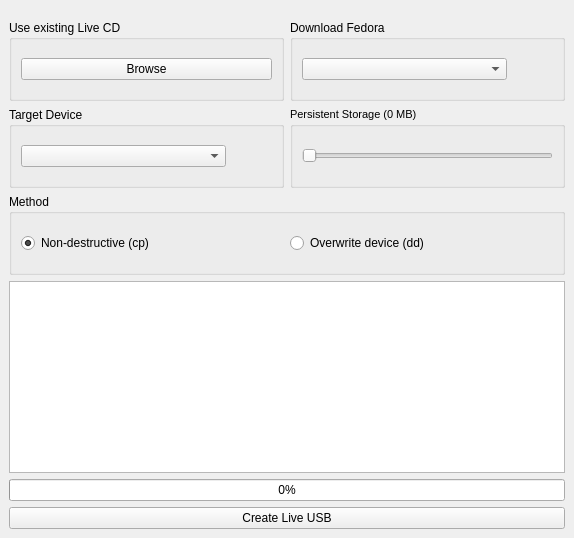
This is data/liveusb-creator.ui in lmacken/liveusb-creator as Qt 5 draws it before an edit. The edited form follows.
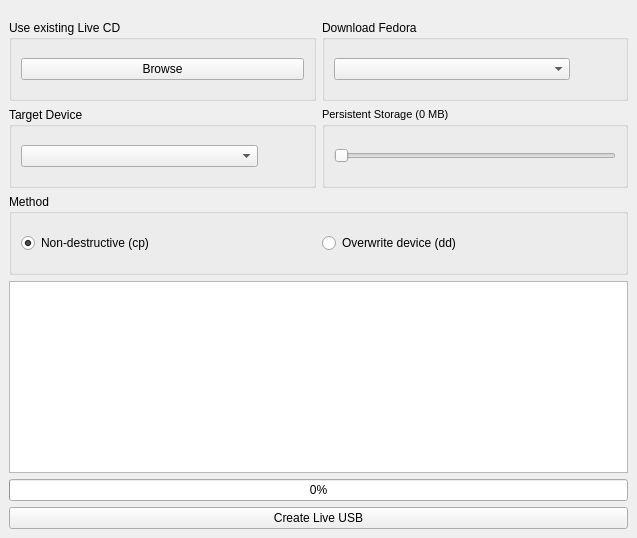
This is the edited form. Icons and pictures are not drawn.

Commit message: Make the UI a little wider to handle our latest filenames

```diff
--- a/data/liveusb-creator.ui
+++ b/data/liveusb-creator.ui
@@ -6,7 +6,7 @@
    <rect>
     <x>0</x>
     <y>0</y>
-    <width>574</width>
+    <width>637</width>
     <height>538</height>
    </rect>
   </property>
```
The commit also changes 1 other file.
